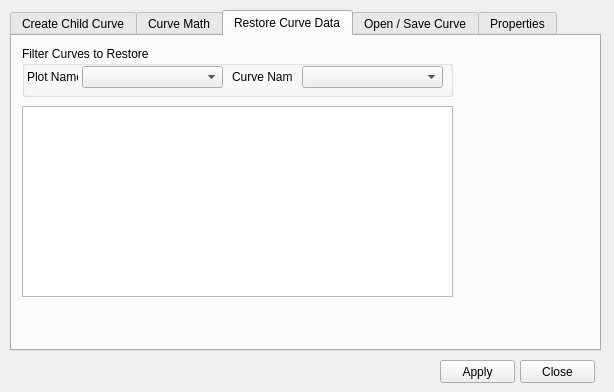
The window that curveproperties.ui (d-wizard/plotter) describes before a commit, drawn with Qt 5.
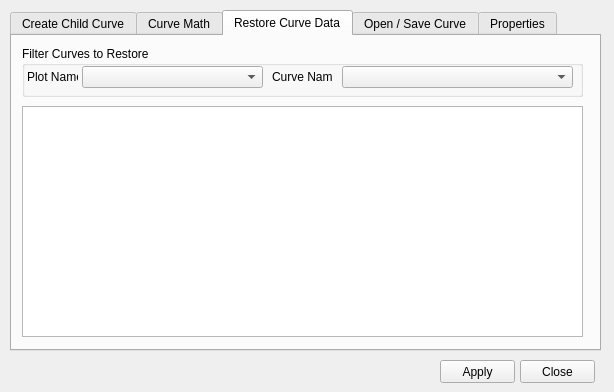
The same window after the commit. The open tabs and pages were chosen to show the change.

Commit message:
Make GUI elements fit the Properties window better.
Original Commit Rev: 1884 | 2015-09-09 19:32:30 -0500 (Wed, 09 Sep 2015)

Patch:
```diff
--- a/curveproperties.ui
+++ b/curveproperties.ui
@@ -514,8 +514,8 @@
       <rect>
        <x>10</x>
        <y>70</y>
-       <width>431</width>
-       <height>191</height>
+       <width>561</width>
+       <height>231</height>
       </rect>
      </property>
      <property name="selectionMode">
@@ -527,7 +527,7 @@
       <rect>
        <x>10</x>
        <y>10</y>
-       <width>431</width>
+       <width>561</width>
        <height>51</height>
       </rect>
      </property>
@@ -539,7 +539,7 @@
        <rect>
         <x>60</x>
         <y>20</y>
-        <width>141</width>
+        <width>181</width>
         <height>22</height>
        </rect>
       </property>
@@ -560,7 +560,7 @@
      <widget class="QLabel" name="label_3">
       <property name="geometry">
        <rect>
-        <x>210</x>
+        <x>250</x>
         <y>20</y>
         <width>61</width>
         <height>21</height>
@@ -573,9 +573,9 @@
      <widget class="QComboBox" name="cmbRestoreCurveNameFilter">
       <property name="geometry">
        <rect>
-        <x>280</x>
+        <x>320</x>
         <y>20</y>
-        <width>141</width>
+        <width>231</width>
         <height>22</height>
        </rect>
       </property>
```
Left out of the diff: 2 changed lines with no effect on the pictures.
